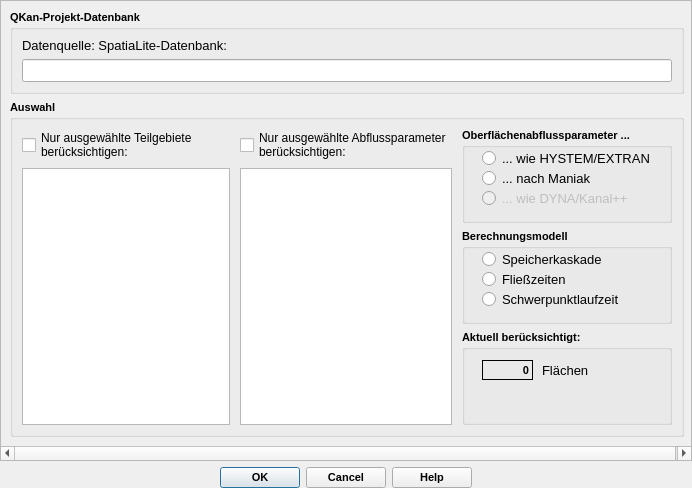
First picture: the form in qkan/tools/res/application_runoffparams.ui, repository SonkeHoffmann/QKan-1, before the edit.
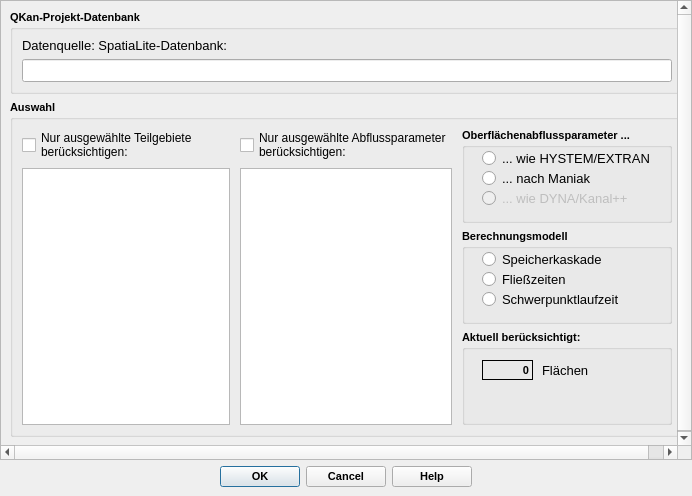
Second picture: the form after the edit.

Diff of the .ui file:
```diff
--- a/qkan/tools/res/application_runoffparams.ui
+++ b/qkan/tools/res/application_runoffparams.ui
@@ -7,9 +7,15 @@
     <x>0</x>
     <y>0</y>
     <width>692</width>
-    <height>488</height>
+    <height>496</height>
    </rect>
   </property>
+  <property name="minimumSize">
+   <size>
+    <width>300</width>
+    <height>150</height>
+   </size>
+  </property>
   <property name="font">
    <font>
     <family>Tahoma</family>
@@ -32,7 +38,7 @@
     <number>0</number>
    </property>
    <property name="bottomMargin">
-    <number>0</number>
+    <number>9</number>
    </property>
    <item>
     <widget class="QScrollArea" name="scrollArea">
@@ -45,7 +51,7 @@
         <x>0</x>
         <y>0</y>
         <width>690</width>
-        <height>457</height>
+        <height>456</height>
        </rect>
       </property>
       <layout class="QVBoxLayout" name="verticalLayout_6">
```
